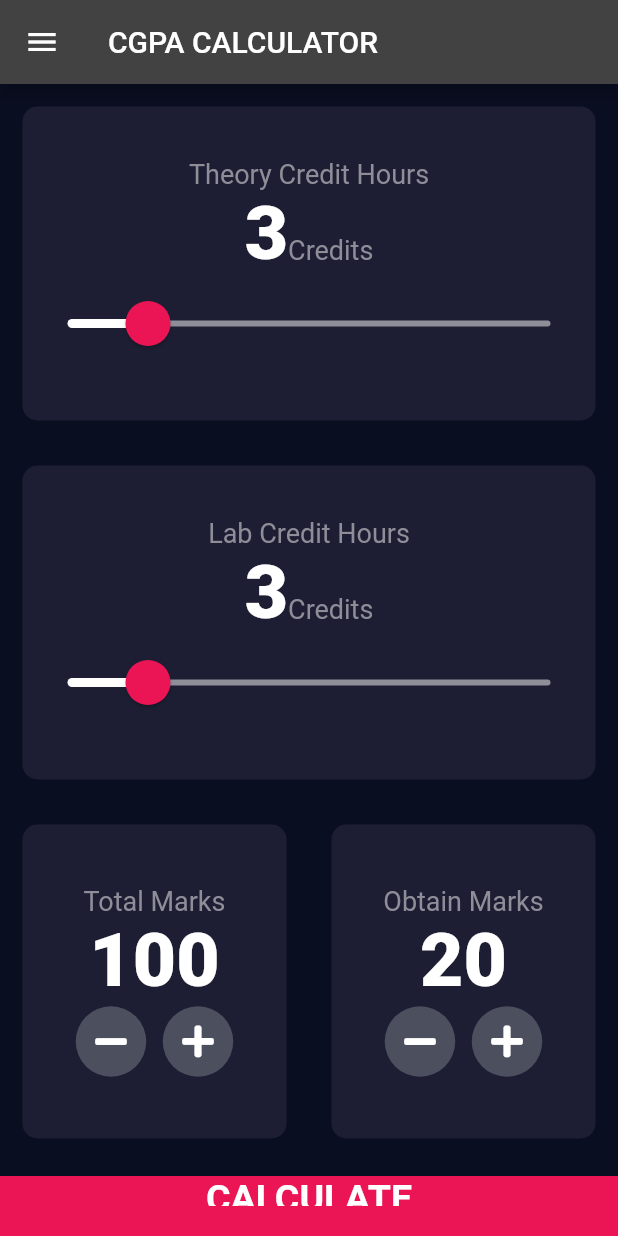
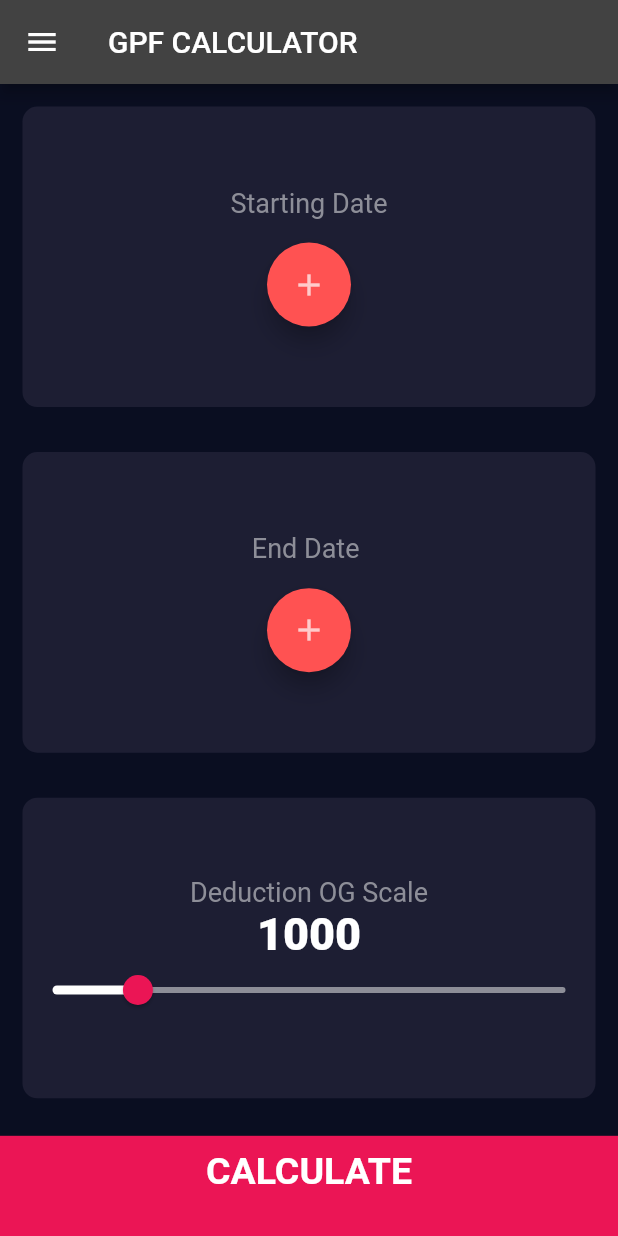
Before and after one commit to aliahsan786/ProfilePage, a Flutter app: the InputPage screen opened directly, on a phone screen of 412 x 824 dp. Run offline on Flutter 3.47's test engine with Material 2 defaults, Android fonts, the phone set to English and light mode, and no system bars; our stand-ins replace audioplayers, font_awesome_flutter, rflutter_alert.

Commit message:
CGPA Update

```diff
--- a/CGPA/lib/calculator_brain.dart
+++ b/CGPA/lib/calculator_brain.dart
@@ -23,7 +23,7 @@ class CalculatorBrain {
       return 'Bad';
     }
   }
-
+  final difference = endDate.difference(startDate).inDays;
   String getInterpretation() {
     if (_cgp >= (Credit*(3/4))) {
       return 'You have a higher than normal body weight. Try to exercise more.';
@@ -32,5 +32,7 @@ class CalculatorBrain {
     } else {
       return 'You have a lower than normal body weight. You can eat a bit more.';
     }
+
+    print(difference);print('Hello');
   }
 }
--- a/CGPA/lib/constants.dart
+++ b/CGPA/lib/constants.dart
@@ -11,7 +11,7 @@ const kLabelTextStyle = TextStyle(
 );
 
 const kNumberTextStyle = TextStyle(
-  fontSize: 50.0,
+  fontSize: 30.0,
   fontWeight: FontWeight.w900,
 );
 
--- a/CGPA/lib/main.dart
+++ b/CGPA/lib/main.dart
@@ -8,11 +8,12 @@ class BMICalculator extends StatelessWidget {
   @override
   Widget build(BuildContext context) {
     return MaterialApp(
+      debugShowCheckedModeBanner: false,
       theme: ThemeData.dark().copyWith(
         primaryColor: Color(0xFF0A0E21),
         scaffoldBackgroundColor: Color(0xFF0A0E21),
       ),
-      home: HomeScreen(),
+      home: InputPage(),
     );
   }
 }
--- a/CGPA/lib/screens/HomeScreen.dart
+++ b/CGPA/lib/screens/HomeScreen.dart
@@ -15,7 +15,7 @@ class HomeScreen extends StatelessWidget {
       body: Column(
           crossAxisAlignment: CrossAxisAlignment.stretch,
           children: <Widget>[ Expanded(
-          child: Row(
+          child: Column(
             children: <Widget>[
               Expanded(
                 child: ReusableCard(
--- a/CGPA/lib/screens/input_page.dart
+++ b/CGPA/lib/screens/input_page.dart
@@ -7,44 +7,125 @@ import 'package:bmi_calculator/screens/results_page.dart';
 import 'package:bmi_calculator/components/bottom_button.dart';
 import 'package:bmi_calculator/components/round_icon_button.dart';
 import 'package:bmi_calculator/calculator_brain.dart';
-
+import 'package:intl/intl.dart';
 enum Gender {
   male,
   female,
 }
 int totle = 100;
 int ObtainMarks = 20;
-int theoryCredit = 3;
-int labCredit=3;
+int theoryCredit = 2;
+int labCredit = 2;
+DateTime startDate;
+DateTime endDate;
+int gpf_value;
+int height=1000;
+
+
 class InputPage extends StatefulWidget {
   @override
   _InputPageState createState() => _InputPageState();
 }
 
+
 class _InputPageState extends State<InputPage> {
   Gender selectedGender;
 
-
-
   @override
   Widget build(BuildContext context) {
+    void _presentDatePicker(bool hel) {
+      showDatePicker(
+        context: context,
+        initialDate: DateTime.now(),
+        firstDate: DateTime(2010),
+        lastDate: DateTime.now(),
+      ).then((pickerDate) {
+        if (pickerDate == null) {
+          return;
+        }
+        if(hel==true){setState(() {
+          startDate=pickerDate;
+        });
+        }if(hel==false){setState(() {
+          endDate=pickerDate;
+        });
+        }
+      });
+
+    }
     return Scaffold(
       drawer: Drawer(),
       appBar: AppBar(
-        title: Text('CGPA CALCULATOR'),
+        title: Text('GPF CALCULATOR'),
       ),
       body: Column(
         crossAxisAlignment: CrossAxisAlignment.stretch,
         children: <Widget>[
-
-          Expanded(
+          Expanded(flex: 3,
             child: ReusableCard(
               colour: kActiveCardColour,
               cardChild: Column(
                 mainAxisAlignment: MainAxisAlignment.center,
                 children: <Widget>[
                   Text(
-                    'Theory Credit Hours',
+                    'Starting Date',
+                    style: kLabelTextStyle,
+                  ),
+                  Row(
+                    mainAxisAlignment: MainAxisAlignment.center,
+                    crossAxisAlignment: CrossAxisAlignment.baseline,
+                    textBaseline: TextBaseline.alphabetic,
+                    children: <Widget>[
+                     startDate==null ?Text('') : Text(
+                       DateFormat.yMMMd().format(startDate,
+                       ),)
+
+                    ],
+                  ),
+                  FloatingActionButton(backgroundColor: Colors.redAccent,child: Center(child: Icon(Icons.add,color: Colors.white70,),),
+                      onPressed:(){_presentDatePicker(true);
+                  } )
+                ],
+              ),
+            ),
+          ),
+          Expanded(flex: 3,
+            child: ReusableCard(
+              colour: kActiveCardColour,
+              cardChild: Column(
+                mainAxisAlignment: MainAxisAlignment.center,
+                children: <Widget>[
+                  Text(
+                    'End Date ',
+                    style: kLabelTextStyle,
+                  ),
+                  Row(
+                    mainAxisAlignment: MainAxisAlignment.center,
+                    crossAxisAlignment: CrossAxisAlignment.baseline,
+                    textBaseline: TextBaseline.alphabetic,
+                    children: <Widget>[
+                      endDate==null ?Text('') : Text(
+                        DateFormat.yMMMd().format(
+                         endDate,
+                        ),)
+
+                    ],
+                  ),
+                  FloatingActionButton(backgroundColor: Colors.redAccent,child: Center(child: Icon(Icons.add,color: Colors.white70,),),
+                      onPressed:(){_presentDatePicker(false);
+                      } )
+                ],
+              ),
+            ),
+          ),
+          Expanded(flex: 3,
+            child: ReusableCard(
+              colour: kActiveCardColour,
+              cardChild: Column(
+                mainAxisAlignment: MainAxisAlignment.center,
+                children: <Widget>[
+                  Text(
+                    'Deduction OG Scale',
                     style: kLabelTextStyle,
                   ),
                   Row(
@@ -53,11 +134,11 @@ class _InputPageState extends State<InputPage> {
                     textBaseline: TextBaseline.alphabetic,
                     children: <Widget>[
                       Text(
-                        theoryCredit.toString(),
+                        height.toString(),
                         style: kNumberTextStyle,
                       ),
                       Text(
-                        'Credits',
+                        '',
                         style: kLabelTextStyle,
                       )
                     ],
@@ -69,67 +150,17 @@ class _InputPageState extends State<InputPage> {
                       thumbColor: Color(0xFFEB1555),
                       overlayColor: Color(0x29EB1555),
                       thumbShape:
-                          RoundSliderThumbShape(enabledThumbRadius: 15.0),
+                      RoundSliderThumbShape(enabledThumbRadius: 10.0),
                       overlayShape:
-                          RoundSliderOverlayShape(overlayRadius: 30.0),
+                      RoundSliderOverlayShape(overlayRadius: 20.0),
                     ),
                     child: Slider(
-                      value: theoryCredit.toDouble(),
-                      min: 2,
-                      max: 8,
+                      value: height.toDouble(),
+                      min: 1.0,
+                      max: 6000.0,
                       onChanged: (double newValue) {
                         setState(() {
-                          theoryCredit = newValue.round();
-                        });
-                      },
-                    ),
-                  ),
-                ],
-              ),
-            ),
-          ),Expanded(
-            child: ReusableCard(
-              colour: kActiveCardColour,
-              cardChild: Column(
-                mainAxisAlignment: MainAxisAlignment.center,
-                children: <Widget>[
-                  Text(
-                    'Lab Credit Hours',
-                    style: kLabelTextStyle,
-                  ),
-                  Row(
-                    mainAxisAlignment: MainAxisAlignment.center,
-                    crossAxisAlignment: CrossAxisAlignment.baseline,
-                    textBaseline: TextBaseline.alphabetic,
-                    children: <Widget>[
-                      Text(
-                        labCredit.toString(),
-                        style: kNumberTextStyle,
-                      ),
-                      Text(
-                        'Credits',
-                        style: kLabelTextStyle,
-                      )
-                    ],
-                  ),
-                  SliderTheme(
-                    data: SliderTheme.of(context).copyWith(
-                      inactiveTrackColor: Color(0xFF8D8E98),
-                      activeTrackColor: Colors.white,
-                      thumbColor: Color(0xFFEB1555),
-                      overlayColor: Color(0x29EB1555),
-                      thumbShape:
-                      RoundSliderThumbShape(enabledThumbRadius: 15.0),
-                      overlayShape:
-                      RoundSliderOverlayShape(overlayRadius: 30.0),
-                    ),
-                    child: Slider(
-                      value: labCredit.toDouble(),
-                      min: 2,
-                      max: 8,
-                      onChanged: (double newValue) {
-                        setState(() {
-                          labCredit = newValue.round();
+                          height = newValue.round();
                         });
                       },
                     ),
@@ -138,101 +169,14 @@ class _InputPageState extends State<InputPage> {
               ),
             ),
           ),
-          Expanded(
-            child: Row(
-              children: <Widget>[
-                Expanded(
-                  child: ReusableCard(
-                    colour: kActiveCardColour,
-                    cardChild: Column(
-                      mainAxisAlignment: MainAxisAlignment.center,
-                      children: <Widget>[
-                        Text(
-                          'Total Marks',
-                          style: kLabelTextStyle,
-                        ),
-                        Text(
-                          totle.toString(),
-                          style: kNumberTextStyle,
-                        ),
-                        Row(
-                          mainAxisAlignment: MainAxisAlignment.center,
-                          children: <Widget>[
-                            RoundIconButton(
-                                icon: FontAwesomeIcons.minus,
-                                onPressed: () {
-                                  setState(() {
-                                    totle--;
-                                  });
-                                }),
-                            SizedBox(
-                              width: 10.0,
-                            ),
-                            RoundIconButton(
-                              icon: FontAwesomeIcons.plus,
-                              onPressed: () {
-                                setState(() {
-                                  totle++;
-                                });
-                              },
-                            ),
-                          ],
-                        ),
-                      ],
-                    ),
-                  ),
-                ),
-                Expanded(
-                  child: ReusableCard(
-                    colour: kActiveCardColour,
-                    cardChild: Column(
-                      mainAxisAlignment: MainAxisAlignment.center,
-                      children: <Widget>[
-                        Text(
-                          'Obtain Marks',
-                          style: kLabelTextStyle,
-                        ),
-                        Text(
-                          ObtainMarks.toString(),
-                          style: kNumberTextStyle,
-                        ),
-                        Row(
-                          mainAxisAlignment: MainAxisAlignment.center,
-                          children: <Widget>[
-                            RoundIconButton(
-                              icon: FontAwesomeIcons.minus,
-                              onPressed: () {
-                                setState(
-                                  () {
-                                    ObtainMarks--;
-                                  },
-                                );
-                              },
-                            ),
-                            SizedBox(
-                              width: 10.0,
-                            ),
-                            RoundIconButton(
-                                icon: FontAwesomeIcons.plus,
-                                onPressed: () {
-                                  setState(() {
-                                    ObtainMarks++;
-                                  });
-                                })
-                          ],
-                        )
-                      ],
-                    ),
-                  ),
-                ),
-              ],
-            ),
-          ),
-          BottomButton(
+
+
+          Expanded(flex: 1,
+            child: BottomButton(
               buttonTitle: 'CALCULATE',
               onTap: () {
           CalculatorBrain calc =
-                  CalculatorBrain(totle: totle, Obtain:ObtainMarks );
+                    CalculatorBrain(totle: totle, Obtain: height);
 
                 Navigator.push(
                   context,
@@ -246,6 +190,7 @@ class _InputPageState extends State<InputPage> {
                 );
               },
             ),
+          ),
         ],
       ),
     );
--- a/CGPA/pubspec.yaml
+++ b/CGPA/pubspec.yaml
@@ -9,6 +9,7 @@ environment:
 dependencies:
   flutter:
     sdk: flutter
+  intl: ^0.17.0
 
   cupertino_icons: ^0.1.2
   font_awesome_flutter: ^8.4.0
```
Lines whose indentation alone changed are shown as unchanged.
